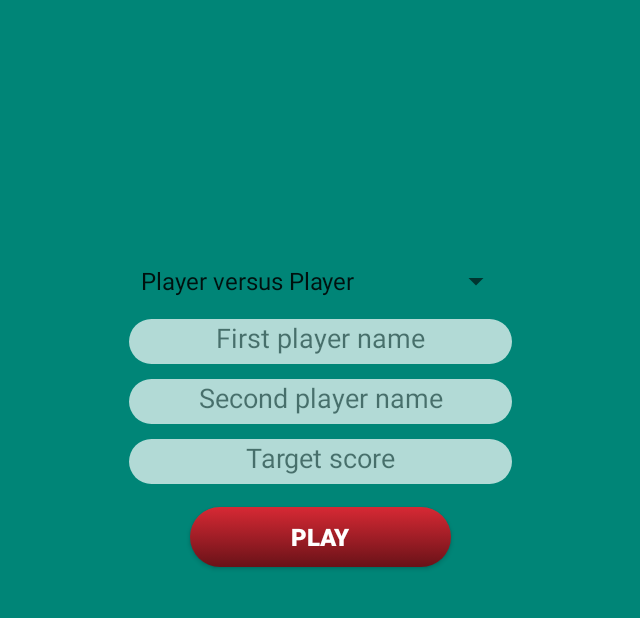
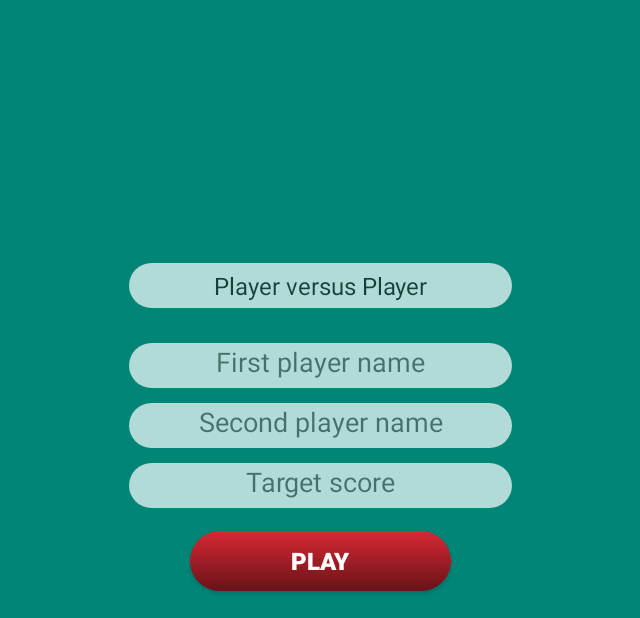
Before and after one commit to darktohka/FiveDice, an Android app: the IntroActivity screen opened directly, with no data from a screen before it, on a phone screen of 824 x 412 dp (held sideways). Shown: the whole screen, without its empty margins (297-937 px from the left). Run offline under Robolectric (Android 15) with nearby library versions, the phone set to English and light mode, and no system bars.

Commit message:
intro: Work on game mode chooser layout

```diff
--- a/app/src/main/java/ro/bolyai/fivedice/gui/activity/IntroActivity.java
+++ b/app/src/main/java/ro/bolyai/fivedice/gui/activity/IntroActivity.java
@@ -165,7 +165,7 @@ public class IntroActivity extends AppCompatActivity {
      */
     public void disableTxtPlayerTwoName(){
         txtPlayerTwoName.setEnabled(false);
-        txtPlayerTwoName.setVisibility(View.INVISIBLE);
+        txtPlayerTwoName.setVisibility(View.GONE);
     }
 
     //endregion
--- a/app/src/main/res/layout/intro_activity_layout.xml
+++ b/app/src/main/res/layout/intro_activity_layout.xml
@@ -26,12 +26,15 @@
     <Spinner
         android:id="@+id/spGamemode"
         android:layout_width="255dp"
-        android:layout_height="wrap_content"
+        android:layout_height="30dp"
+        android:background="@drawable/text_background"
+        android:alpha="0.7"
+        android:textAlignment="center"
         android:layout_gravity="center" />
 
     <Space
         android:layout_width="match_parent"
-        android:layout_height="13dp" />
+        android:layout_height="23dp" />
 
     <EditText
         android:id="@+id/txtPlayerOneName"
@@ -55,17 +58,14 @@
         android:layout_width="255dp"
         android:layout_height="30dp"
         android:layout_gravity="center"
+        android:layout_marginBottom="10dp"
+        android:alpha="0.7"
         android:background="@drawable/text_background"
         android:ems="10"
         android:gravity="center_horizontal"
         android:hint="@string/strTwoPlayerName"
         android:inputType="textPersonName"
-        android:textAlignment="gravity"
-        android:alpha="0.7"/>
-
-    <Space
-        android:layout_width="match_parent"
-        android:layout_height="10dp" />
+        android:textAlignment="gravity" />
 
     <EditText
         android:id="@+id/txtTargetScore"
```
